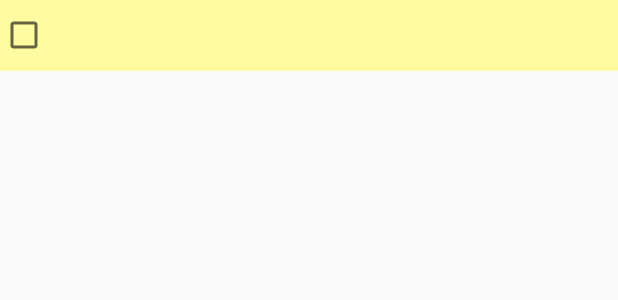
After one commit to brendanAlbert/ToDo2Day, an Android app: the layout task_item.xml on its own in the app's theme, with its tools: preview values and no code run, on a phone screen of 412 x 824 dp. The commit adds this screen. Shown: the top 300 px of the screen. Run offline under Robolectric (Android 15) with nearby library versions, the phone set to English and light mode, and no system bars.

Commit message:
added mipmap image, edited colors, strings, and activity_main.xml files. Completed app's functionality, it now persists tasks

```diff
--- a/app/build.gradle
+++ b/app/build.gradle
@@ -4,7 +4,7 @@ android {
     compileSdkVersion 26
     buildToolsVersion "26.0.0"
     defaultConfig {
-        applicationId "com.example.balbert.todo2day"
+        applicationId 'edu.orangecoastcollege.cs273.balbert.todo2day'
         minSdkVersion 16
         targetSdkVersion 26
         versionCode 1
@@ -17,10 +17,12 @@ android {
             proguardFiles getDefaultProguardFile('proguard-android.txt'), 'proguard-rules.pro'
         }
     }
+    productFlavors {
+    }
 }
 
 dependencies {
-    compile fileTree(dir: 'libs', include: ['*.jar'])
+    compile fileTree(include: ['*.jar'], dir: 'libs')
     androidTestCompile('com.android.support.test.espresso:espresso-core:2.2.2', {
         exclude group: 'com.android.support', module: 'support-annotations'
     })
--- /dev/null
+++ b/app/src/main/res/layout/task_item.xml
@@ -0,0 +1,13 @@
+<?xml version="1.0" encoding="utf-8"?>
+<RelativeLayout xmlns:android="http://schemas.android.com/apk/res/android"
+    android:layout_width="match_parent" android:layout_height="match_parent">
+
+    <CheckBox
+        android:id="@+id/isDoneCheckBox"
+        android:layout_width="match_parent"
+        android:layout_height="wrap_content"
+        android:background="@color/yellow"
+        android:textSize="20sp"
+        android:padding="10dp"
+        android:onClick="toggleTaskStatus"/>
+</RelativeLayout>
```
Also changed, not shown: app/src/main/java/com/example/balbert/todo2day/DBHelper.java (+10 -0 lines), app/src/main/java/com/example/balbert/todo2day/MainActivity.java (+69 -27 lines), app/src/main/java/com/example/balbert/todo2day/TaskListAdapter.java (added, +53 -0 lines).
